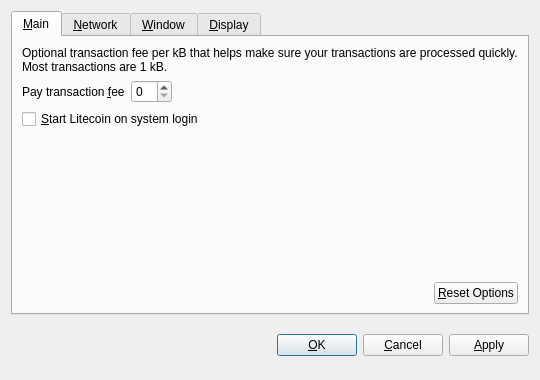
Old version of the form src/qt/forms/optionsdialog.ui in the repository cryptokeeper/Betcoin.
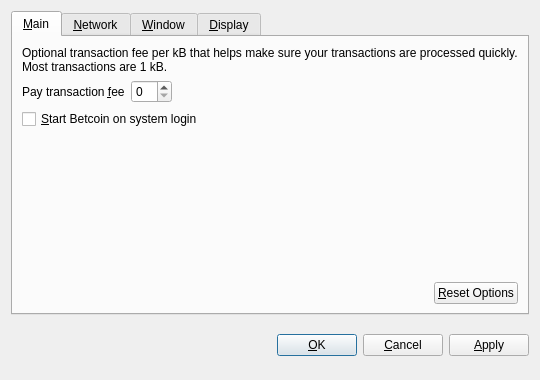
New version of the form. Custom widgets are drawn as their Qt base class.

The edit to the form file:
```diff
--- a/src/qt/forms/optionsdialog.ui
+++ b/src/qt/forms/optionsdialog.ui
@@ -82,7 +82,7 @@
           <string>Automatically start Litecoin after logging in to the system.</string>
          </property>
          <property name="text">
-          <string>&amp;Start Litecoin on system login</string>
+          <string>&amp;Start Betcoin on system login</string>
          </property>
         </widget>
        </item>
```
Left out of the diff: 10 changed lines with no effect on the pictures.
